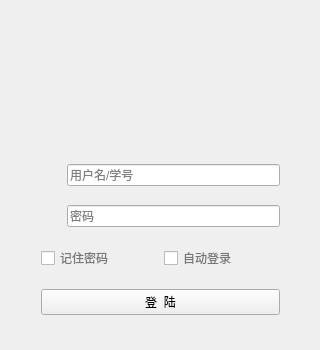
Before: the Qt Designer form form/loginui.ui in yexithu/TUNet-pc, drawn with Qt 5.
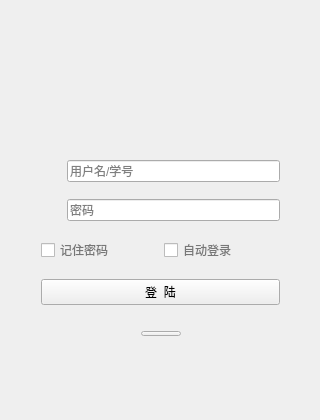
After: the same form once the commit is applied. Icons and pictures are not drawn.

```diff
--- a/form/loginui.ui
+++ b/form/loginui.ui
@@ -7,19 +7,19 @@
     <x>0</x>
     <y>0</y>
     <width>320</width>
-    <height>350</height>
+    <height>420</height>
    </rect>
   </property>
   <property name="minimumSize">
    <size>
     <width>320</width>
-    <height>350</height>
+    <height>420</height>
    </size>
   </property>
   <property name="maximumSize">
    <size>
     <width>320</width>
-    <height>350</height>
+    <height>420</height>
    </size>
   </property>
   <property name="windowTitle">
@@ -31,7 +31,7 @@
      <x>30</x>
      <y>11</y>
      <width>261</width>
-     <height>331</height>
+     <height>321</height>
     </rect>
    </property>
    <layout class="QVBoxLayout" name="verticalLayout">
@@ -166,11 +166,93 @@
     </item>
    </layout>
   </widget>
-  <zorder>layoutWidget</zorder>
-  <zorder>logo</zorder>
-  <zorder></zorder>
-  <zorder></zorder>
-  <zorder></zorder>
+  <widget class="QWidget" name="layoutWidget_2">
+   <property name="geometry">
+    <rect>
+     <x>30</x>
+     <y>320</y>
+     <width>261</width>
+     <height>17</height>
+    </rect>
+   </property>
+   <layout class="QHBoxLayout" name="horizontalLayout_5">
+    <item>
+     <spacer name="horizontalSpacer">
+      <property name="orientation">
+       <enum>Qt::Horizontal</enum>
+      </property>
+      <property name="sizeHint" stdset="0">
+       <size>
+        <width>40</width>
+        <height>5</height>
+       </size>
+      </property>
+     </spacer>
+    </item>
+    <item>
+     <widget class="QPushButton" name="extendButton">
+      <property name="sizePolicy">
+       <sizepolicy hsizetype="Minimum" vsizetype="Fixed">
+        <horstretch>0</horstretch>
+        <verstretch>0</verstretch>
+       </sizepolicy>
+      </property>
+      <property name="minimumSize">
+       <size>
+        <width>40</width>
+        <height>5</height>
+       </size>
+      </property>
+      <property name="maximumSize">
+       <size>
+        <width>40</width>
+        <height>5</height>
+       </size>
+      </property>
+      <property name="layoutDirection">
+       <enum>Qt::LeftToRight</enum>
+      </property>
+      <property name="text">
+       <string/>
+      </property>
+     </widget>
+    </item>
+    <item>
+     <spacer name="horizontalSpacer_2">
+      <property name="orientation">
+       <enum>Qt::Horizontal</enum>
+      </property>
+      <property name="sizeHint" stdset="0">
+       <size>
+        <width>40</width>
+        <height>5</height>
+       </size>
+      </property>
+     </spacer>
+    </item>
+   </layout>
+  </widget>
+  <widget class="QWidget" name="extendWidget" native="true">
+   <property name="geometry">
+    <rect>
+     <x>30</x>
+     <y>339</y>
+     <width>261</width>
+     <height>71</height>
+    </rect>
+   </property>
+   <widget class="QWidget" name="layoutWidget">
+    <property name="geometry">
+     <rect>
+      <x>0</x>
+      <y>0</y>
+      <width>261</width>
+      <height>71</height>
+     </rect>
+    </property>
+    <layout class="QVBoxLayout" name="verticalLayout_2"/>
+   </widget>
+  </widget>
  </widget>
  <layoutdefault spacing="6" margin="11"/>
  <tabstops>
```
Left out of the diff: 5 changed lines with no effect on the pictures.
